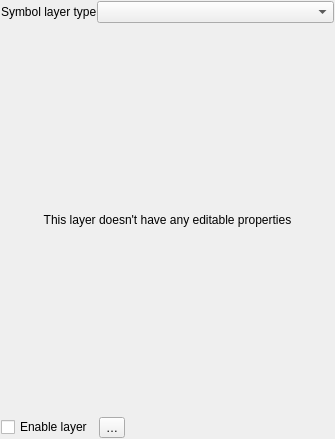
The window that src/ui/symbollayer/widget_layerproperties.ui (qgis/QGIS) describes before a commit, drawn with Qt 5.
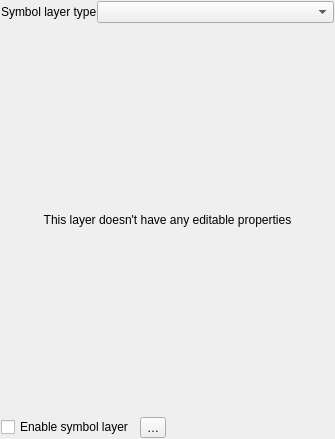
The same window after the commit. Custom widgets are drawn as their Qt base class.

Commit message:
[needs-docs] Reword the "Enable layer" button
to "Enable symbol layer" and harmonize tooltips to mention symbol layer

fixes #33860

What changed in the file:
```diff
--- a/src/ui/symbollayer/widget_layerproperties.ui
+++ b/src/ui/symbollayer/widget_layerproperties.ui
@@ -79,7 +79,7 @@
      <item>
       <widget class="QCheckBox" name="mEnabledCheckBox">
        <property name="text">
-        <string>Enable layer</string>
+        <string>Enable symbol layer</string>
        </property>
       </widget>
      </item>
```
The commit also changes 1 other file.
